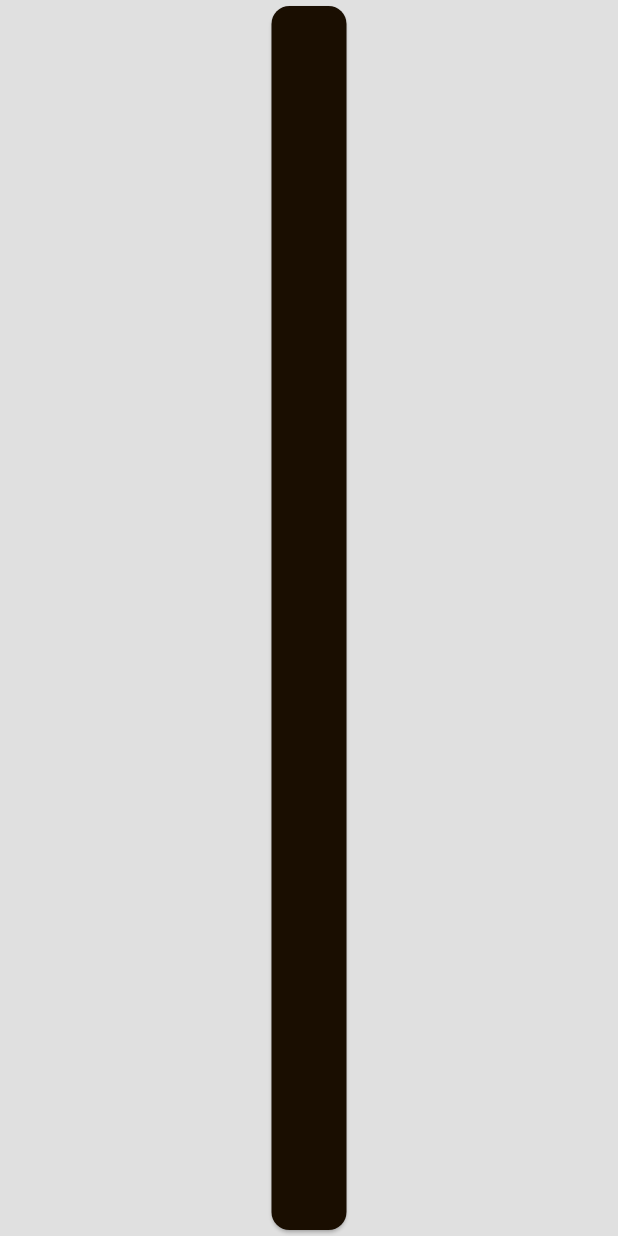
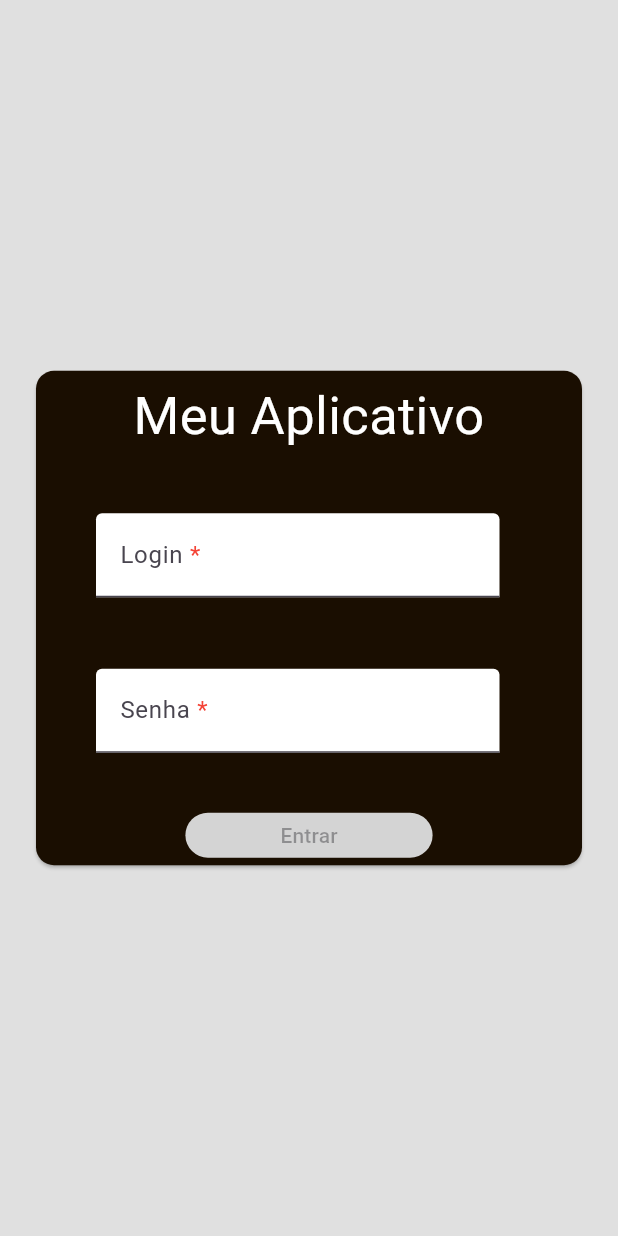
Before and after one commit to thayzfeh/AppIMC, a Flutter app: the screen it shows after launch, on a phone screen of 412 x 824 dp. Run offline on Flutter 3.47's test engine with Material 3 defaults, Android fonts, the phone set to English and light mode, and no system bars.

Commit message:
criação do login page

```diff
--- a/app_imc/lib/view/imc_screen/components/app_title.dart
+++ b/app_imc/lib/view/imc_screen/components/app_title.dart
@@ -1,21 +1,22 @@
-import 'package:app_imc/main.dart';
+
 import 'package:flutter/material.dart';
 
-class AppTitle extends StatelessWidget{
-  const AppTitle({super.key});
+class AppTitle extends StatelessWidget {
+  final String data;
+  final Color color;
+  const AppTitle({super.key, required this.data, required this.color});
 
   @override
   Widget build(BuildContext context) {
     return Text(
-      'Calculadora de IMC',
+      data,
       textAlign: TextAlign.center,
       style: TextStyle(
-            color: MyApp.getDefaultColor(),
+        color: color,
         decoration: TextDecoration.none,
         fontSize: 35,
       ),
       maxLines: 1,
     );
   }
-
 }
--- a/app_imc/lib/view/imc_screen/components/form_card.dart
+++ b/app_imc/lib/view/imc_screen/components/form_card.dart
@@ -121,7 +121,8 @@ class _FormCardState extends State<FormCard> {
                   callback: _callbackAltura,
                 ),
                 OkButton(
-                  calcularDados: _calcularDados,
+                  data: "Calcular IMC",
+                  onClick: _calcularDados,
                   getActiveButton: () => _botaoAtivo,
                 ),
               ],
--- a/app_imc/lib/view/imc_screen/components/ok_button.dart
+++ b/app_imc/lib/view/imc_screen/components/ok_button.dart
@@ -2,9 +2,11 @@ import 'package:flutter/material.dart';
 import 'package:app_imc/main.dart';
 
 class OkButton extends StatefulWidget {
-  final void Function() calcularDados;
+  final String data;
+  final void Function() onClick;
   final bool Function() getActiveButton;
-  const OkButton({super.key, required this.calcularDados, required this.getActiveButton});
+  const OkButton(
+      {super.key, required this.onClick, required this.getActiveButton, required this.data});
 
   @override
   State<OkButton> createState() => _OkButtonState();
@@ -16,15 +18,12 @@ class _OkButtonState extends State<OkButton> {
     return Padding(
       padding: EdgeInsets.symmetric(horizontal: 15.0),
       child: SizedBox(
-        width: MediaQuery.of(context).size.width,
+        width: MediaQuery.of(context).size.width /2.5,
         height: 30,
         child: ElevatedButton(
-          child: Text("Calcular IMC"),
-          onPressed: widget.getActiveButton()
-                              ? () => {
-                                    widget.calcularDados()
-                                  }
-                              : null,
+          child: Text(widget.data),
+          onPressed:
+              widget.getActiveButton() ? () => {widget.onClick()} : null,
           style: ButtonStyle(
             backgroundColor: widget.getActiveButton()
                 ? MaterialStatePropertyAll<Color>(MyApp.getDefaultColor())
--- a/app_imc/lib/view/imc_screen/imc_screen.dart
+++ b/app_imc/lib/view/imc_screen/imc_screen.dart
@@ -1,3 +1,4 @@
+import 'package:app_imc/main.dart';
 import 'package:flutter/material.dart';
 import '../../model/imc_calc.dart';
 import 'components/app_title.dart';
@@ -29,7 +30,7 @@ class _ImcScreen extends State<ImcScreen> {
 
   }
   List<Widget> elementsList = [
-    const AppTitle(),
+    AppTitle(data: 'Calculadora de IMC',color: MyApp.getDefaultColor(),),
   ];
 
   @override
--- a/app_imc/lib/view/login/components/login_card.dart
+++ b/app_imc/lib/view/login/components/login_card.dart
@@ -1,5 +1,6 @@
 import 'package:app_imc/view/imc_screen/components/app_title.dart';
-import 'package:app_imc/view/imc_screen/components/form_row.dart';
+import 'package:app_imc/view/imc_screen/components/ok_button.dart';
+import 'package:app_imc/view/login/components/login_row.dart';
 import 'package:flutter/material.dart';
 
 class LoginCard extends StatefulWidget {
@@ -38,12 +39,23 @@ class _LoginCardState extends State<LoginCard> {
   Widget build(BuildContext context) {
     return Card(
       color: _backgroundColor,
-      child: Padding(
-        padding: EdgeInsets.all(25),
-        child: Column(
-          children: [
-
-          ],
+      child: SizedBox(
+        height: MediaQuery.of(context).size.height /2.5,
+        child: Padding(
+          padding: const EdgeInsets.symmetric(horizontal: 10.0,vertical: 5.0),
+          child: Column(
+            mainAxisAlignment: MainAxisAlignment.spaceBetween,
+            children: [
+              AppTitle(data: 'Meu Aplicativo', color: Colors.white,),
+              LoginRow(
+                  isPass: false,
+                  label: "Login",
+                  callback: _callbackUser,
+                  atualizarBotao: _verifyInputs),
+              LoginRow( isPass:true, label: "Senha", callback: _callbackPass, atualizarBotao: _verifyInputs),
+              OkButton(onClick: () => null, getActiveButton: () => _button, data: 'Entrar')
+            ],
+          ),
         ),
       ),
     );
--- /dev/null
+++ b/app_imc/lib/view/login/components/login_row.dart
@@ -0,0 +1,59 @@
+import 'package:flutter/material.dart';
+
+class LoginRow extends StatefulWidget {
+  final String label;
+  final bool isPass;
+  bool estaVazio = true;
+  final void Function() atualizarBotao;
+  final void Function(bool boolValor, dynamic valor) callback;
+  LoginRow(
+      {super.key,
+      required this.isPass,
+      required this.label,
+      required this.callback,
+      required this.atualizarBotao});
+
+  @override
+  State<LoginRow> createState() => _LoginRowState();
+}
+
+class _LoginRowState extends State<LoginRow> {
+  @override
+  Widget build(BuildContext context) {
+    return Padding(
+      padding: EdgeInsets.only(right: 15.0),
+      child: Row(
+        children: [
+          Expanded(
+            child: Padding(
+              padding: EdgeInsets.symmetric(vertical: 7.5, horizontal: 30.0),
+              child: TextField(
+                onChanged: (value) => setState(() {
+                  if (value == "") {
+                    widget.callback(false, value);
+                  } else {
+                    widget.callback(true, value);
+                  }
+                  widget.atualizarBotao();
+                }),
+                obscureText: widget.isPass,
+                decoration: InputDecoration(
+                    label: Text.rich(TextSpan(children: <InlineSpan>[
+                      WidgetSpan(
+                          child: Text(
+                        widget.label,
+                      )),
+                      const WidgetSpan(
+                        child: Text(' *', style: TextStyle(color: Colors.red)),
+                      ),
+                    ])),
+                    fillColor: Colors.white,
+                    filled: true),
+              ),
+            ),
+          ),
+        ],
+      ),
+    );
+  }
+}
--- a/app_imc/lib/view/login/login_page.dart
+++ b/app_imc/lib/view/login/login_page.dart
@@ -14,8 +14,13 @@ class _LoginPageState extends State<LoginPage> {
   Widget build(BuildContext context) {
     return Container(
       color: Colors.grey[300],
-      child: Center(
-        child: LoginCard(),
+      child: Padding(
+        padding: const EdgeInsets.symmetric(horizontal: 20,vertical: 0),
+        child: Column(
+          crossAxisAlignment: CrossAxisAlignment.center,
+          mainAxisAlignment: MainAxisAlignment.center,
+          children: [LoginCard(),]
+        ),
       ),
     );
   }
```
Lines whose indentation alone changed are shown as unchanged.
